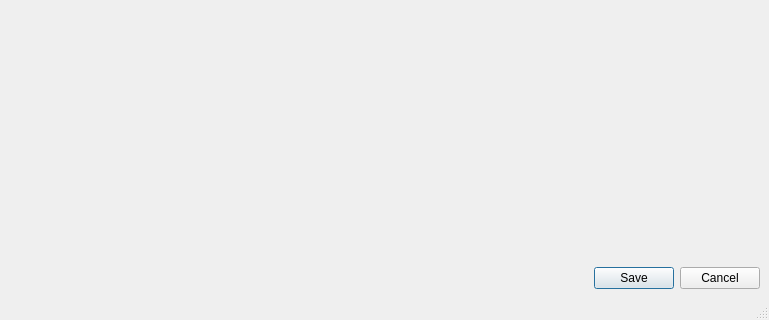
This is ui/mainWindow.ui in FBLordn/BewertungsHelfer as Qt 5 draws it before an edit; both pictures show x 0 to 769 and y 265 to 585 of the 769 by 585 pixel window. The edited form follows.
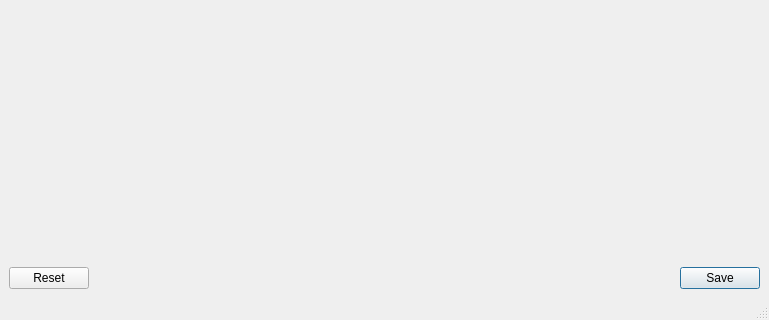
This is the edited form.

Commit message: feat: implement save and reste buttons. (s.e.-FBL)

Patch:
```diff
--- a/ui/mainWindow.ui
+++ b/ui/mainWindow.ui
@@ -80,7 +80,10 @@
     <item>
      <widget class="QDialogButtonBox" name="saveBox">
       <property name="standardButtons">
-       <set>QDialogButtonBox::Cancel|QDialogButtonBox::Save</set>
+       <set>QDialogButtonBox::Reset|QDialogButtonBox::Save</set>
+      </property>
+      <property name="centerButtons">
+       <bool>false</bool>
       </property>
      </widget>
     </item>
```
Left out of the diff: 2 changed lines with no effect on the pictures. The commit also changes 2 other files.
